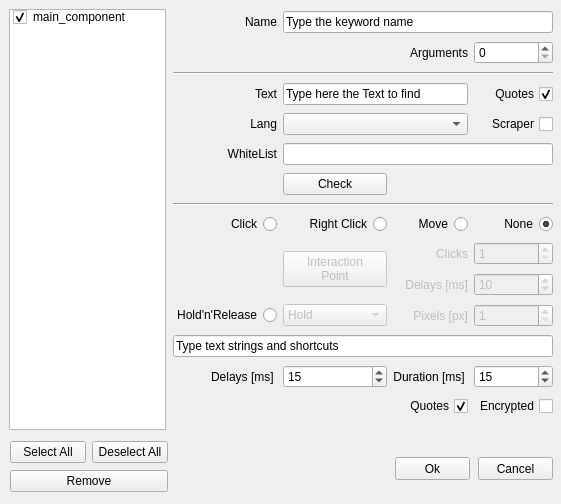
Before: the Qt Designer form alyvix/extra/robotide/qt_ui/alyvix_text_finder_properties_view.ui in alyvix/alyvix, drawn with Qt 5.
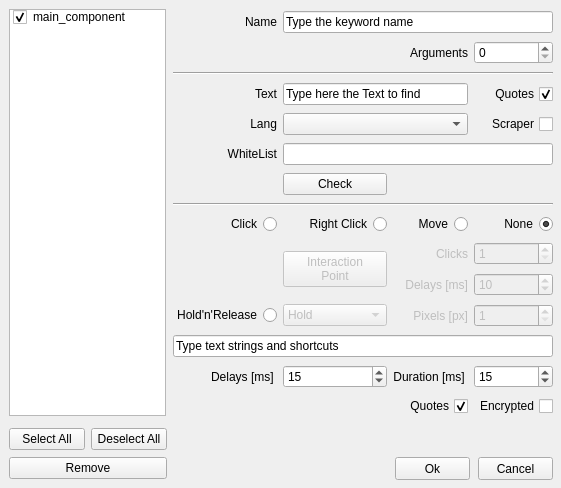
After: the same form once the commit is applied.

Diff of the .ui file:
```diff
--- a/alyvix/extra/robotide/qt_ui/alyvix_text_finder_properties_view.ui
+++ b/alyvix/extra/robotide/qt_ui/alyvix_text_finder_properties_view.ui
@@ -7,7 +7,7 @@
     <x>0</x>
     <y>0</y>
     <width>561</width>
-    <height>504</height>
+    <height>488</height>
    </rect>
   </property>
   <property name="windowTitle">
@@ -497,7 +497,7 @@
      <x>9</x>
      <y>9</y>
      <width>157</width>
-     <height>421</height>
+     <height>407</height>
     </rect>
    </property>
    <property name="selectionMode">
@@ -1265,8 +1265,8 @@
   <widget class="QWidget" name="gridLayoutWidget_3">
    <property name="geometry">
     <rect>
-     <x>10</x>
-     <y>440</y>
+     <x>9</x>
+     <y>427</y>
      <width>158</width>
      <height>54</height>
     </rect>
```
